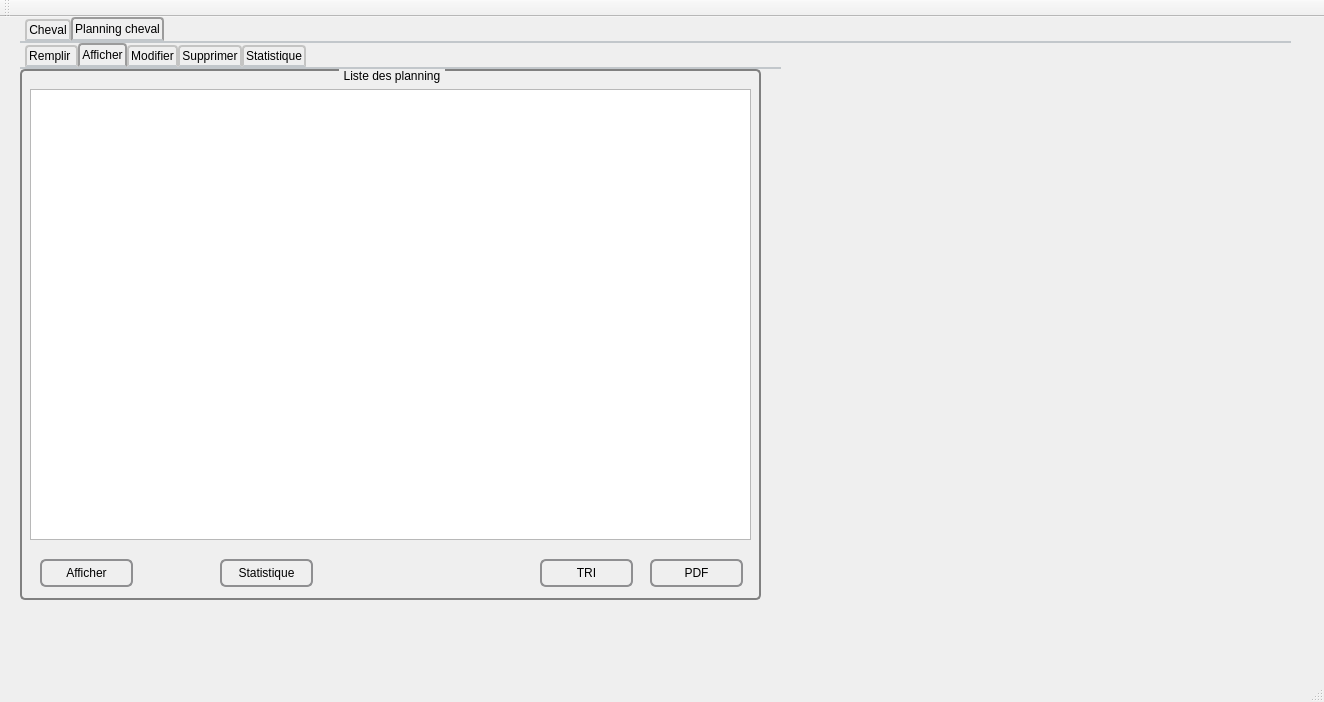
soumaya-nheri/Smart-Club-2A26, file mainwindow.ui: the form before one commit.
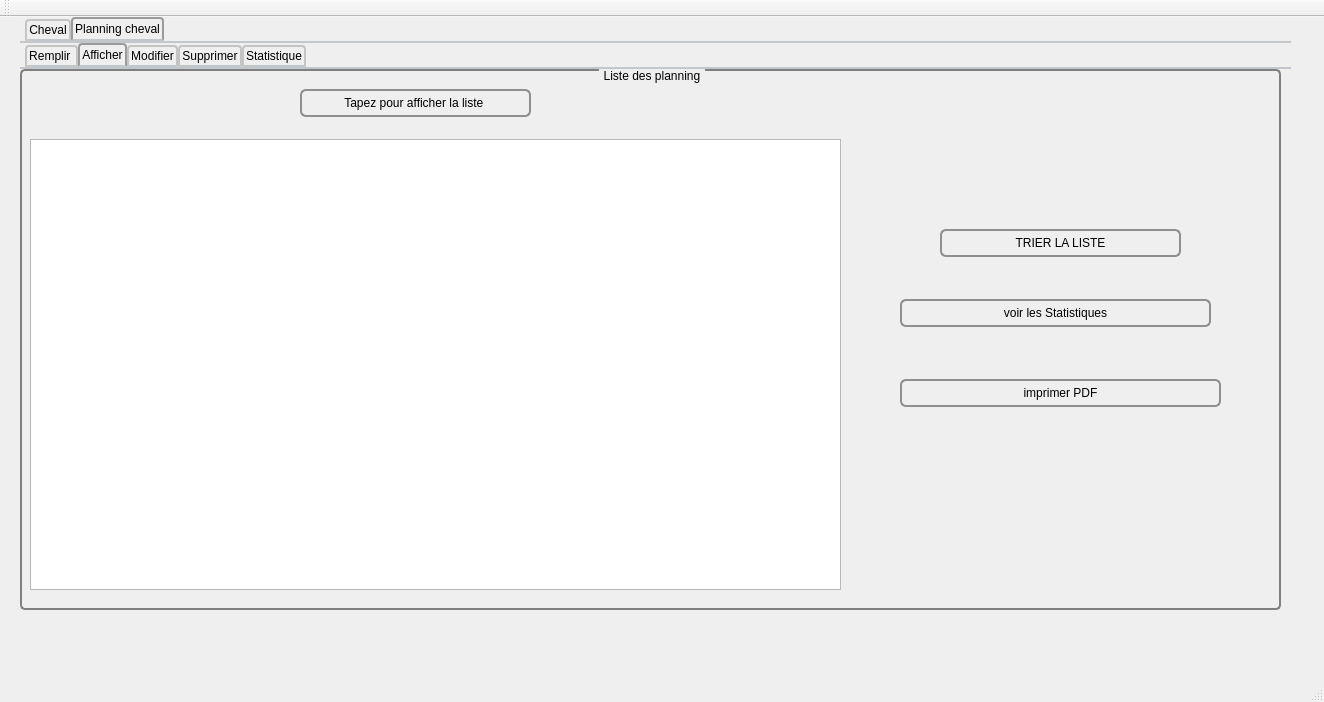
The form after the commit. The open tabs and pages were chosen to show the change. Custom widgets are drawn as their Qt base class.

What changed in the file:
```diff
--- a/mainwindow.ui
+++ b/mainwindow.ui
@@ -1322,7 +1322,7 @@
        <rect>
         <x>0</x>
         <y>0</y>
-        <width>761</width>
+        <width>1271</width>
         <height>571</height>
        </rect>
       </property>
@@ -1649,100 +1649,13 @@
        <attribute name="title">
         <string>Afficher</string>
        </attribute>
-       <widget class="QPushButton" name="statistique">
-        <property name="geometry">
-         <rect>
-          <x>200</x>
-          <y>490</y>
-          <width>93</width>
-          <height>28</height>
-         </rect>
-        </property>
-        <property name="styleSheet">
-         <string notr="true">QPushButton {
-    border: 2px solid #8f8f91;
-    border-radius: 6px;
-    background-color: qlineargradient(x1: 0, y1: 0, x2: 0, y2: 1,
-                                      stop: 0 #f6f7fa, stop: 1 #dadbde);
-    min-width: 80px;
-}
-
-QPushButton:pressed {
-    background-color: qlineargradient(x1: 0, y1: 0, x2: 0, y2: 1,
-                                      stop: 0 #dadbde, stop: 1 #f6f7fa);
-}
-
-QPushButton:flat {
-    border: none; /* no border for a flat push button */
-}
-
-QPushButton:default {
-    border-color: navy; /* make the default button prominent */
-}</string>
-        </property>
-        <property name="text">
-         <string>Statistique</string>
-        </property>
-       </widget>
-       <widget class="QTableView" name="tab_planning">
-        <property name="geometry">
-         <rect>
-          <x>10</x>
-          <y>20</y>
-          <width>721</width>
-          <height>451</height>
-         </rect>
-        </property>
-        <property name="styleSheet">
-         <string notr="true">QTableView {
-    selection-background-color: qlineargradient(x1: 0, y1: 0, x2: 0.5, y2: 0.5,
-                                stop: 0 #FF92BB, stop: 1 white);
-}
-</string>
-        </property>
-       </widget>
-       <widget class="QPushButton" name="afficher_plann">
-        <property name="geometry">
-         <rect>
-          <x>20</x>
-          <y>490</y>
-          <width>93</width>
-          <height>28</height>
-         </rect>
-        </property>
-        <property name="styleSheet">
-         <string notr="true">QPushButton {
-    border: 2px solid #8f8f91;
-    border-radius: 6px;
-    background-color: qlineargradient(x1: 0, y1: 0, x2: 0, y2: 1,
-                                      stop: 0 #f6f7fa, stop: 1 #dadbde);
-    min-width: 80px;
-}
-
-QPushButton:pressed {
-    background-color: qlineargradient(x1: 0, y1: 0, x2: 0, y2: 1,
-                                      stop: 0 #dadbde, stop: 1 #f6f7fa);
-}
-
-QPushButton:flat {
-    border: none; /* no border for a flat push button */
-}
-
-QPushButton:default {
-    border-color: navy; /* make the default button prominent */
-}</string>
-        </property>
-        <property name="text">
-         <string>Afficher</string>
-        </property>
-       </widget>
        <widget class="QGroupBox" name="groupBox_11">
         <property name="geometry">
          <rect>
           <x>0</x>
           <y>0</y>
-          <width>741</width>
-          <height>531</height>
+          <width>1261</width>
+          <height>541</height>
          </rect>
         </property>
         <property name="title">
@@ -1751,9 +1664,9 @@
         <widget class="QPushButton" name="imprimer_planning">
          <property name="geometry">
           <rect>
-           <x>630</x>
-           <y>490</y>
-           <width>93</width>
+           <x>880</x>
+           <y>310</y>
+           <width>321</width>
            <height>28</height>
           </rect>
          </property>
@@ -1780,15 +1693,15 @@
 }</string>
          </property>
          <property name="text">
-          <string>PDF</string>
+          <string>imprimer PDF</string>
          </property>
         </widget>
         <widget class="QPushButton" name="pushButton_2">
          <property name="geometry">
           <rect>
-           <x>520</x>
-           <y>490</y>
-           <width>93</width>
+           <x>920</x>
+           <y>160</y>
+           <width>241</width>
            <height>28</height>
           </rect>
          </property>
@@ -1815,7 +1728,94 @@
 }</string>
          </property>
          <property name="text">
-          <string>TRI</string>
+          <string>TRIER LA LISTE</string>
+         </property>
+        </widget>
+        <widget class="QPushButton" name="statistique">
+         <property name="geometry">
+          <rect>
+           <x>880</x>
+           <y>230</y>
+           <width>311</width>
+           <height>28</height>
+          </rect>
+         </property>
+         <property name="styleSheet">
+          <string notr="true">QPushButton {
+    border: 2px solid #8f8f91;
+    border-radius: 6px;
+    background-color: qlineargradient(x1: 0, y1: 0, x2: 0, y2: 1,
+                                      stop: 0 #f6f7fa, stop: 1 #dadbde);
+    min-width: 80px;
+}
+
+QPushButton:pressed {
+    background-color: qlineargradient(x1: 0, y1: 0, x2: 0, y2: 1,
+                                      stop: 0 #dadbde, stop: 1 #f6f7fa);
+}
+
+QPushButton:flat {
+    border: none; /* no border for a flat push button */
+}
+
+QPushButton:default {
+    border-color: navy; /* make the default button prominent */
+}</string>
+         </property>
+         <property name="text">
+          <string>voir les Statistiques</string>
+         </property>
+        </widget>
+        <widget class="QPushButton" name="afficher_plann">
+         <property name="geometry">
+          <rect>
+           <x>280</x>
+           <y>20</y>
+           <width>231</width>
+           <height>28</height>
+          </rect>
+         </property>
+         <property name="styleSheet">
+          <string notr="true">QPushButton {
+    border: 2px solid #8f8f91;
+    border-radius: 6px;
+    background-color: qlineargradient(x1: 0, y1: 0, x2: 0, y2: 1,
+                                      stop: 0 #f6f7fa, stop: 1 #dadbde);
+    min-width: 80px;
+}
+
+QPushButton:pressed {
+    background-color: qlineargradient(x1: 0, y1: 0, x2: 0, y2: 1,
+                                      stop: 0 #dadbde, stop: 1 #f6f7fa);
+}
+
+QPushButton:flat {
+    border: none; /* no border for a flat push button */
+}
+
+QPushButton:default {
+    border-color: navy; /* make the default button prominent */
+}</string>
+         </property>
+         <property name="text">
+          <string>Tapez pour afficher la liste </string>
+         </property>
+        </widget>
+        <widget class="QTableView" name="tab_planning">
+         <property name="geometry">
+          <rect>
+           <x>10</x>
+           <y>70</y>
+           <width>811</width>
+           <height>451</height>
+          </rect>
+         </property>
+         <property name="styleSheet">
+          <string notr="true">QTableView {
+    selection-background-color: qlineargradient(x1: 0, y1: 0, x2: 0.5, y2: 0.5,
+                                stop: 0 #FF92BB, stop: 1 white);
+}
+</string>
          </property>
         </widget>
        </widget>
```
Left out of the diff: 392 changed lines with no effect on the pictures.
